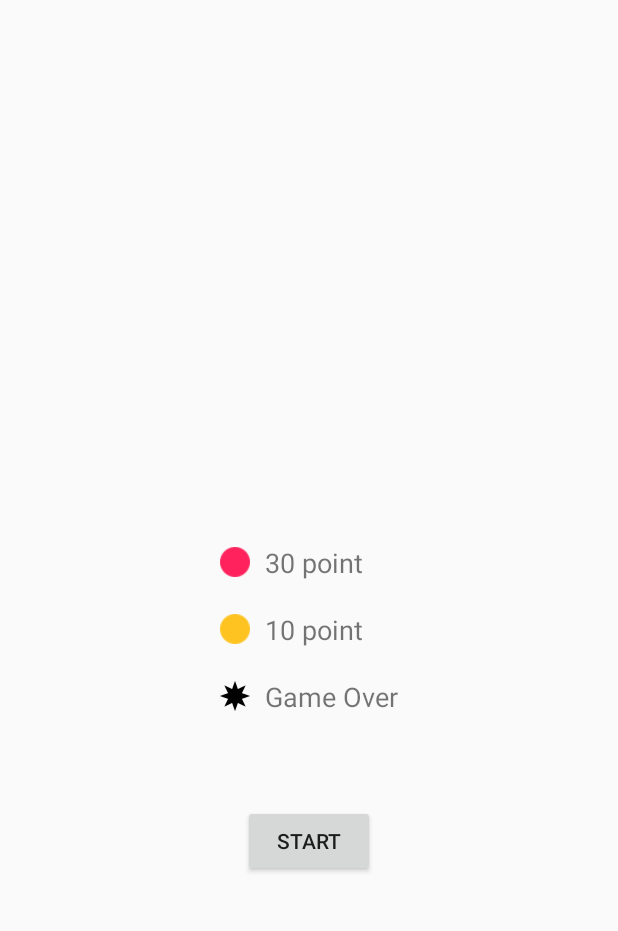
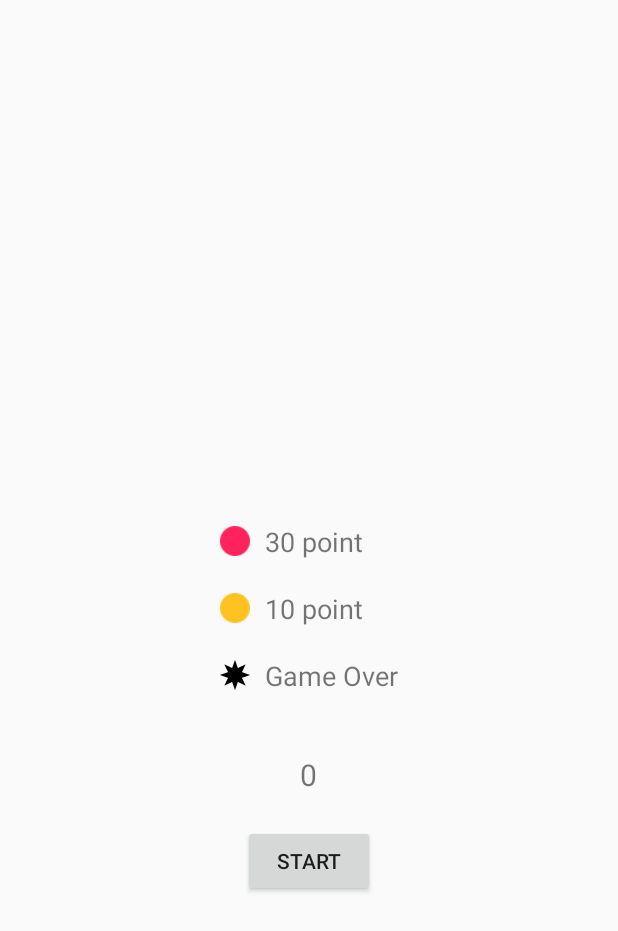
Before and after one commit to wat128/CatchTheBall, an Android app: the screen it shows after launch (StartActivity), on a phone screen of 412 x 824 dp. Shown: the top 931 px of the screen. Run offline under Robolectric (Android 15) with nearby library versions, the light colour scheme and no system bars.

Commit message:
タイトル画面にハイスコアを表示する

```diff
--- a/app/src/main/java/com/wat128/catchtheball/StartActivity.java
+++ b/app/src/main/java/com/wat128/catchtheball/StartActivity.java
@@ -3,17 +3,25 @@ package com.wat128.catchtheball;
 import androidx.appcompat.app.AppCompatActivity;
 
 import android.content.Intent;
+import android.content.SharedPreferences;
 import android.os.Bundle;
 import android.view.View;
+import android.widget.TextView;
 
 public class StartActivity extends AppCompatActivity {
 
     private SoundPlayer soundPlayer;
+    private TextView highScoreLabel;
 
     @Override
     protected void onCreate(Bundle savedInstanceState) {
         super.onCreate(savedInstanceState);
         setContentView(R.layout.activity_start);
+
+        highScoreLabel = findViewById(R.id.highScoreLabel);
+        SharedPreferences sharedPreferences = getSharedPreferences("GAME_DATA", MODE_PRIVATE);
+        int highScore = sharedPreferences.getInt("HIGH_SCORE", 0);
+        highScoreLabel.setText(highScore + "");
 
         soundPlayer = new SoundPlayer(this);
     }
--- a/app/src/main/res/layout/activity_start.xml
+++ b/app/src/main/res/layout/activity_start.xml
@@ -64,11 +64,19 @@
         </TableRow>
     </TableLayout>
 
+    <TextView
+        android:id="@+id/highScoreLabel"
+        android:layout_width="wrap_content"
+        android:layout_height="wrap_content"
+        android:text="High Score : 300"
+        android:textSize="20sp"
+        android:layout_marginTop="40dp"/>
+
     <Button
         android:layout_width="wrap_content"
         android:layout_height="wrap_content"
         android:text="START"
-        android:layout_marginTop="60dp"
+        android:layout_marginTop="20dp"
         android:onClick="startGame"/>
 
 </LinearLayout>
```
